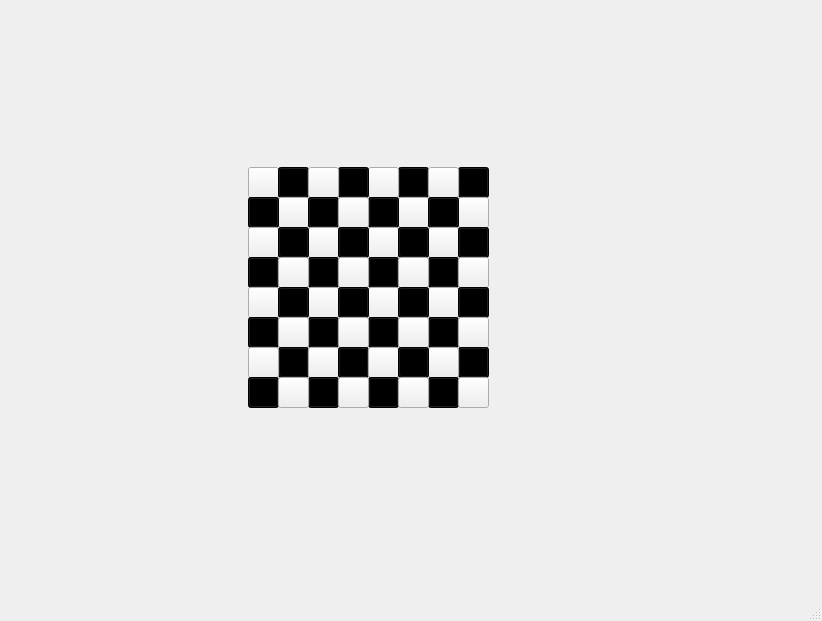
Above: mainwindow.ui from Yassin-Said/EpiChess before the change. Below: the same form after it.
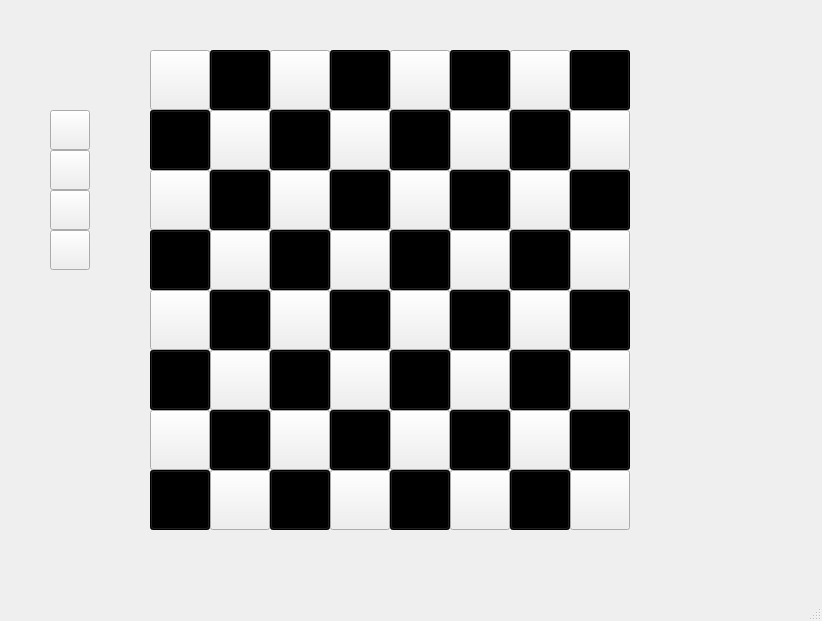
That is the form after the change.

The edit to the form file:
```diff
--- a/mainwindow.ui
+++ b/mainwindow.ui
@@ -17,10 +17,10 @@
    <widget class="QWidget" name="test_2" native="true">
     <property name="geometry">
      <rect>
-      <x>248</x>
-      <y>167</y>
-      <width>241</width>
-      <height>241</height>
+      <x>150</x>
+      <y>50</y>
+      <width>481</width>
+      <height>481</height>
      </rect>
     </property>
     <property name="styleSheet">
@@ -31,8 +31,8 @@
       <rect>
        <x>0</x>
        <y>0</y>
-       <width>31</width>
-       <height>31</height>
+       <width>60</width>
+       <height>60</height>
       </rect>
      </property>
      <property name="styleSheet">
@@ -45,10 +45,10 @@
     <widget class="QPushButton" name="pushButton_2">
      <property name="geometry">
       <rect>
-       <x>30</x>
+       <x>60</x>
        <y>0</y>
-       <width>31</width>
-       <height>31</height>
+       <width>60</width>
+       <height>60</height>
       </rect>
      </property>
      <property name="styleSheet">
@@ -66,10 +66,10 @@
     <widget class="QPushButton" name="pushButton_6">
      <property name="geometry">
       <rect>
-       <x>150</x>
+       <x>300</x>
        <y>0</y>
-       <width>31</width>
-       <height>31</height>
+       <width>60</width>
+       <height>60</height>
       </rect>
      </property>
      <property name="styleSheet">
@@ -87,10 +87,10 @@
     <widget class="QPushButton" name="pushButton_5">
      <property name="geometry">
       <rect>
-       <x>120</x>
+       <x>240</x>
        <y>0</y>
-       <width>31</width>
-       <height>31</height>
+       <width>60</width>
+       <height>60</height>
       </rect>
      </property>
      <property name="styleSheet">
@@ -103,10 +103,10 @@
     <widget class="QPushButton" name="pushButton_4">
      <property name="geometry">
       <rect>
-       <x>90</x>
+       <x>180</x>
        <y>0</y>
-       <width>31</width>
-       <height>31</height>
+       <width>60</width>
+       <height>60</height>
       </rect>
      </property>
      <property name="styleSheet">
@@ -124,10 +124,10 @@
     <widget class="QPushButton" name="pushButton_3">
      <property name="geometry">
       <rect>
-       <x>60</x>
+       <x>120</x>
        <y>0</y>
-       <width>31</width>
-       <height>31</height>
+       <width>60</width>
+       <height>60</height>
       </rect>
      </property>
      <property name="styleSheet">
@@ -140,10 +140,10 @@
     <widget class="QPushButton" name="pushButton_8">
      <property name="geometry">
       <rect>
-       <x>210</x>
+       <x>420</x>
        <y>0</y>
-       <width>31</width>
-       <height>31</height>
+       <width>60</width>
+       <height>60</height>
       </rect>
      </property>
      <property name="styleSheet">
@@ -161,10 +161,10 @@
     <widget class="QPushButton" name="pushButton_7">
      <property name="geometry">
       <rect>
-       <x>180</x>
+       <x>360</x>
        <y>0</y>
-       <width>31</width>
-       <height>31</height>
+       <width>60</width>
+       <height>60</height>
       </rect>
      </property>
      <property name="styleSheet">
@@ -177,10 +177,10 @@
     <widget class="QPushButton" name="pushButton_10">
      <property name="geometry">
       <rect>
-       <x>30</x>
-       <y>30</y>
-       <width>31</width>
-       <height>31</height>
+       <x>60</x>
+       <y>60</y>
+       <width>60</width>
+       <height>60</height>
       </rect>
      </property>
      <property name="styleSheet">
@@ -194,9 +194,9 @@
      <property name="geometry">
       <rect>
        <x>0</x>
-       <y>30</y>
-       <width>31</width>
-       <height>31</height>
+       <y>60</y>
+       <width>60</width>
+       <height>60</height>
       </rect>
      </property>
      <property name="styleSheet">
@@ -214,10 +214,10 @@
     <widget class="QPushButton" name="pushButton_11">
      <property name="geometry">
       <rect>
-       <x>60</x>
-       <y>30</y>
-       <width>31</width>
-       <height>31</height>
+       <x>120</x>
+       <y>60</y>
+       <width>60</width>
+       <height>60</height>
       </rect>
      </property>
      <property name="styleSheet">
@@ -235,10 +235,10 @@
     <widget class="QPushButton" name="pushButton_16">
      <property name="geometry">
       <rect>
-       <x>210</x>
-       <y>30</y>
-       <width>31</width>
-       <height>31</height>
+       <x>420</x>
+       <y>60</y>
+       <width>60</width>
+       <height>60</height>
       </rect>
      </property>
      <property name="styleSheet">
@@ -251,10 +251,10 @@
     <widget class="QPushButton" name="pushButton_14">
      <property name="geometry">
       <rect>
-       <x>150</x>
-       <y>30</y>
-       <width>31</width>
-       <height>31</height>
+       <x>300</x>
+       <y>60</y>
+       <width>60</width>
+       <height>60</height>
       </rect>
      </property>
      <property name="styleSheet">
@@ -267,10 +267,10 @@
     <widget class="QPushButton" name="pushButton_15">
      <property name="geometry">
       <rect>
-       <x>180</x>
-       <y>30</y>
-       <width>31</width>
-       <height>31</height>
+       <x>360</x>
+       <y>60</y>
+       <width>60</width>
+       <height>60</height>
       </rect>
      </property>
      <property name="styleSheet">
@@ -288,10 +288,10 @@
     <widget class="QPushButton" name="pushButton_13">
      <property name="geometry">
       <rect>
-       <x>120</x>
-       <y>30</y>
-       <width>31</width>
-       <height>31</height>
+       <x>240</x>
+       <y>60</y>
+       <width>60</width>
+       <height>60</height>
       </rect>
      </property>
      <property name="styleSheet">
@@ -309,10 +309,10 @@
     <widget class="QPushButton" name="pushButton_12">
      <property name="geometry">
       <rect>
-       <x>90</x>
-       <y>30</y>
-       <width>31</width>
-       <height>31</height>
+       <x>180</x>
+       <y>60</y>
+       <width>60</width>
+       <height>60</height>
       </rect>
      </property>
      <property name="styleSheet">
@@ -325,10 +325,10 @@
     <widget class="QPushButton" name="pushButton_23">
      <property name="geometry">
       <rect>
-       <x>180</x>
-       <y>60</y>
-       <width>31</width>
-       <height>31</height>
+       <x>360</x>
+       <y>120</y>
+       <width>60</width>
+       <height>60</height>
       </rect>
      </property>
      <property name="styleSheet">
@@ -341,10 +341,10 @@
     <widget class="QPushButton" name="pushButton_21">
      <property name="geometry">
       <rect>
-       <x>120</x>
-       <y>60</y>
-       <width>31</width>
-       <height>31</height>
+       <x>240</x>
+       <y>120</y>
+       <width>60</width>
+       <height>60</height>
       </rect>
      </property>
      <property name="styleSheet">
@@ -357,10 +357,10 @@
     <widget class="QPushButton" name="pushButton_19">
      <property name="geometry">
       <rect>
-       <x>60</x>
-       <y>60</y>
-       <width>31</width>
-       <height>31</height>
+       <x>120</x>
+       <y>120</y>
+       <width>60</width>
+       <height>60</height>
       </rect>
      </property>
      <property name="styleSheet">
@@ -373,10 +373,10 @@
     <widget class="QPushButton" name="pushButton_20">
      <property name="geometry">
       <rect>
-       <x>90</x>
-       <y>60</y>
-       <width>31</width>
-       <height>31</height>
+       <x>180</x>
+       <y>120</y>
+       <width>60</width>
+       <height>60</height>
       </rect>
      </property>
      <property name="styleSheet">
@@ -394,10 +394,10 @@
     <widget class="QPushButton" name="pushButton_22">
      <property name="geometry">
       <rect>
-       <x>150</x>
-       <y>60</y>
-       <width>31</width>
-       <height>31</height>
+       <x>300</x>
+       <y>120</y>
+       <width>60</width>
+       <height>60</height>
       </rect>
      </property>
      <property name="styleSheet">
@@ -416,9 +416,9 @@
      <property name="geometry">
       <rect>
        <x>0</x>
-       <y>60</y>
-       <width>31</width>
-       <height>31</height>
+       <y>120</y>
+       <width>60</width>
+       <height>60</height>
       </rect>
      </property>
      <property name="styleSheet">
@@ -431,10 +431,10 @@
     <widget class="QPushButton" name="pushButton_24">
      <property name="geometry">
       <rect>
-       <x>210</x>
-       <y>60</y>
-       <width>31</width>
-       <height>31</height>
+       <x>420</x>
+       <y>120</y>
+       <width>60</width>
+       <height>60</height>
       </rect>
      </property>
      <property name="styleSheet">
@@ -452,10 +452,10 @@
     <widget class="QPushButton" name="pushButton_18">
      <property name="geometry">
       <rect>
-       <x>30</x>
-       <y>60</y>
-       <width>31</width>
-       <height>31</height>
+       <x>60</x>
+       <y>120</y>
+       <width>60</width>
+       <height>60</height>
       </rect>
      </property>
      <property name="styleSheet">
@@ -473,10 +473,10 @@
     <widget class="QPushButton" name="pushButton_31">
      <property name="geometry">
       <rect>
-       <x>180</x>
-       <y>90</y>
-       <width>31</width>
-       <height>31</height>
+       <x>360</x>
+       <y>180</y>
+       <width>60</width>
+       <height>60</height>
       </rect>
      </property>
      <property name="styleSheet">
@@ -494,10 +494,10 @@
     <widget class="QPushButton" name="pushButton_29">
      <property name="geometry">
       <rect>
-       <x>120</x>
-       <y>90</y>
-       <width>31</width>
-       <height>31</height>
+       <x>240</x>
+       <y>180</y>
+       <width>60</width>
+       <height>60</height>
       </rect>
      </property>
      <property name="styleSheet">
@@ -515,10 +515,10 @@
     <widget class="QPushButton" name="pushButton_27">
      <property name="geometry">
       <rect>
-       <x>60</x>
-       <y>90</y>
-       <width>31</width>
-       <height>31</height>
+       <x>120</x>
+       <y>180</y>
+       <width>60</width>
+       <height>60</height>
       </rect>
      </property>
      <property name="styleSheet">
@@ -536,10 +536,10 @@
     <widget class="QPushButton" name="pushButton_28">
      <property name="geometry">
       <rect>
-       <x>90</x>
-       <y>90</y>
-       <width>31</width>
-       <height>31</height>
+       <x>180</x>
+       <y>180</y>
+       <width>60</width>
+       <height>60</height>
       </rect>
      </property>
      <property name="styleSheet">
@@ -552,10 +552,10 @@
     <widget class="QPushButton" name="pushButton_30">
      <property name="geometry">
       <rect>
-       <x>150</x>
-       <y>90</y>
-       <width>31</width>
-       <height>31</height>
+       <x>300</x>
+       <y>180</y>
+       <width>60</width>
+       <height>60</height>
       </rect>
      </property>
      <property name="styleSheet">
@@ -569,9 +569,9 @@
      <property name="geometry">
       <rect>
        <x>0</x>
-       <y>90</y>
-       <width>31</width>
-       <height>31</height>
+       <y>180</y>
+       <width>60</width>
+       <height>60</height>
       </rect>
      </property>
      <property name="styleSheet">
@@ -589,10 +589,10 @@
     <widget class="QPushButton" name="pushButton_32">
      <property name="geometry">
       <rect>
-       <x>210</x>
-       <y>90</y>
-       <width>31</width>
-       <height>31</height>
+       <x>420</x>
+       <y>180</y>
+       <width>60</width>
+       <height>60</height>
       </rect>
      </property>
      <property name="styleSheet">
@@ -605,10 +605,10 @@
     <widget class="QPushButton" name="pushButton_26">
      <property name="geometry">
       <rect>
-       <x>30</x>
-       <y>90</y>
-       <width>31</width>
-       <height>31</height>
+       <x>60</x>
+       <y>180</y>
+       <width>60</width>
+       <height>60</height>
       </rect>
      </property>
      <property name="styleSheet">
@@ -621,10 +621,10 @@
     <widget class="QPushButton" name="pushButton_39">
      <property name="geometry">
       <rect>
-       <x>180</x>
-       <y>120</y>
-       <width>31</width>
-       <height>31</height>
+       <x>360</x>
+       <y>240</y>
+       <width>60</width>
+       <height>60</height>
       </rect>
      </property>
      <property name="styleSheet">
@@ -637,10 +637,10 @@
     <widget class="QPushButton" name="pushButton_37">
      <property name="geometry">
       <rect>
-       <x>120</x>
-       <y>120</y>
-       <width>31</width>
-       <height>31</height>
+       <x>240</x>
+       <y>240</y>
+       <width>60</width>
+       <height>60</height>
       </rect>
      </property>
      <property name="styleSheet">
@@ -653,10 +653,10 @@
     <widget class="QPushButton" name="pushButton_35">
      <property name="geometry">
       <rect>
-       <x>60</x>
-       <y>120</y>
-       <width>31</width>
-       <height>31</height>
+       <x>120</x>
+       <y>240</y>
+       <width>60</width>
+       <height>60</height>
       </rect>
      </property>
      <property name="styleSheet">
@@ -669,10 +669,10 @@
     <widget class="QPushButton" name="pushButton_36">
      <property name="geometry">
       <rect>
-       <x>90</x>
-       <y>120</y>
-       <width>31</width>
-       <height>31</height>
+       <x>180</x>
+       <y>240</y>
+       <width>60</width>
+       <height>60</height>
       </rect>
      </property>
      <property name="styleSheet">
@@ -690,10 +690,10 @@
     <widget class="QPushButton" name="pushButton_38">
      <property name="geometry">
       <rect>
-       <x>150</x>
-       <y>120</y>
-       <width>31</width>
-       <height>31</height>
+       <x>300</x>
+       <y>240</y>
+       <width>60</width>
+       <height>60</height>
       </rect>
      </property>
      <property name="styleSheet">
@@ -712,9 +712,9 @@
      <property name="geometry">
       <rect>
        <x>0</x>
-       <y>120</y>
-       <width>31</width>
-       <height>31</height>
+       <y>240</y>
+       <width>60</width>
+       <height>60</height>
       </rect>
      </property>
      <property name="styleSheet">
@@ -727,10 +727,10 @@
     <widget class="QPushButton" name="pushButton_40">
      <property name="geometry">
       <rect>
-       <x>210</x>
-       <y>120</y>
-       <width>31</width>
-       <height>31</height>
+       <x>420</x>
+       <y>240</y>
+       <width>60</width>
+       <height>60</height>
       </rect>
      </property>
      <property name="styleSheet">
@@ -748,10 +748,10 @@
     <widget class="QPushButton" name="pushButton_34">
      <property name="geometry">
       <rect>
-       <x>30</x>
-       <y>120</y>
-       <width>31</width>
-       <height>31</height>
+       <x>60</x>
+       <y>240</y>
+       <width>60</width>
+       <height>60</height>
       </rect>
      </property>
      <property name="styleSheet">
@@ -769,10 +769,10 @@
     <widget class="QPushButton" name="pushButton_47">
      <property name="geometry">
       <rect>
-       <x>180</x>
-       <y>150</y>
-       <width>31</width>
-       <height>31</height>
+       <x>360</x>
+       <y>300</y>
+       <width>60</width>
+       <height>60</height>
       </rect>
      </property>
      <property name="styleSheet">
@@ -790,10 +790,10 @@
     <widget class="QPushButton" name="pushButton_45">
      <property name="geometry">
       <rect>
-       <x>120</x>
-       <y>150</y>
-       <width>31</width>
-       <height>31</height>
+       <x>240</x>
+       <y>300</y>
+       <width>60</width>
+       <height>60</height>
       </rect>
      </property>
      <property name="styleSheet">
@@ -811,10 +811,10 @@
     <widget class="QPushButton" name="pushButton_43">
      <property name="geometry">
       <rect>
-       <x>60</x>
-       <y>150</y>
-       <width>31</width>
-       <height>31</height>
+       <x>120</x>
+       <y>300</y>
+       <width>60</width>
+       <height>60</height>
       </rect>
      </property>
      <property name="styleSheet">
@@ -832,10 +832,10 @@
     <widget class="QPushButton" name="pushButton_44">
      <property name="geometry">
       <rect>
-       <x>90</x>
-       <y>150</y>
-       <width>31</width>
-       <height>31</height>
+       <x>180</x>
+       <y>300</y>
+       <width>60</width>
+       <height>60</height>
       </rect>
      </property>
      <property name="styleSheet">
@@ -848,10 +848,10 @@
     <widget class="QPushButton" name="pushButton_46">
      <property name="geometry">
       <rect>
-       <x>150</x>
-       <y>150</y>
-       <width>31</width>
-       <height>31</height>
+       <x>300</x>
+       <y>300</y>
+       <width>60</width>
+       <height>60</height>
       </rect>
      </property>
      <property name="styleSheet">
@@ -865,9 +865,9 @@
      <property name="geometry">
       <rect>
        <x>0</x>
-       <y>150</y>
-       <width>31</width>
-       <height>31</height>
+       <y>300</y>
+       <width>60</width>
+       <height>60</height>
       </rect>
      </property>
      <property name="styleSheet">
@@ -885,10 +885,10 @@
     <widget class="QPushButton" name="pushButton_48">
      <property name="geometry">
       <rect>
-       <x>210</x>
-       <y>150</y>
-       <width>31</width>
-       <height>31</height>
+       <x>420</x>
+       <y>300</y>
+       <width>60</width>
+       <height>60</height>
       </rect>
      </property>
      <property name="styleSheet">
@@ -901,10 +901,10 @@
     <widget class="QPushButton" name="pushButton_42">
      <property name="geometry">
       <rect>
-       <x>30</x>
-       <y>150</y>
-       <width>31</width>
-       <height>31</height>
+       <x>60</x>
+       <y>300</y>
+       <width>60</width>
+       <height>60</height>
       </rect>
      </property>
      <property name="styleSheet">
@@ -917,10 +917,10 @@
     <widget class="QPushButton" name="pushButton_50">
      <property name="geometry">
       <rect>
-       <x>30</x>
-       <y>180</y>
-       <width>31</width>
-       <height>31</height>
+       <x>60</x>
+       <y>360</y>
+       <width>60</width>
+       <height>60</height>
       </rect>
      </property>
      <property name="styleSheet">
@@ -938,10 +938,10 @@
     <widget class="QPushButton" name="pushButton_51">
      <property name="geometry">
       <rect>
-       <x>60</x>
-       <y>180</y>
-       <width>31</width>
-       <height>31</height>
+       <x>120</x>
+       <y>360</y>
+       <width>60</width>
+       <height>60</height>
       </rect>
      </property>
      <property name="styleSheet">
@@ -954,10 +954,10 @@
     <widget class="QPushButton" name="pushButton_56">
      <property name="geometry">
       <rect>
-       <x>210</x>
-       <y>180</y>
-       <width>31</width>
-       <height>31</height>
+       <x>420</x>
+       <y>360</y>
+       <width>60</width>
+       <height>60</height>
       </rect>
      </property>
      <property name="styleSheet">
@@ -975,10 +975,10 @@
     <widget class="QPushButton" name="pushButton_52">
      <property name="geometry">
       <rect>
-       <x>90</x>
-       <y>180</y>
-       <width>31</width>
-       <height>31</height>
+       <x>180</x>
+       <y>360</y>
+       <width>60</width>
+       <height>60</height>
       </rect>
      </property>
      <property name="styleSheet">
@@ -996,10 +996,10 @@
     <widget class="QPushButton" name="pushButton_53">
      <property name="geometry">
       <rect>
-       <x>120</x>
-       <y>180</y>
-       <width>31</width>
-       <height>31</height>
+       <x>240</x>
+       <y>360</y>
+       <width>60</width>
+       <height>60</height>
       </rect>
      </property>
      <property name="styleSheet">
@@ -1013,9 +1013,9 @@
      <property name="geometry">
       <rect>
        <x>0</x>
-       <y>180</y>
-       <width>31</width>
-       <height>31</height>
+       <y>360</y>
+       <width>60</width>
+       <height>60</height>
       </rect>
      </property>
      <property name="styleSheet">
@@ -1028,10 +1028,10 @@
     <widget class="QPushButton" name="pushButton_55">
      <property name="geometry">
       <rect>
-       <x>180</x>
-       <y>180</y>
-       <width>31</width>
-       <height>31</height>
+       <x>360</x>
+       <y>360</y>
+       <width>60</width>
+       <height>60</height>
       </rect>
      </property>
      <property name="styleSheet">
@@ -1044,10 +1044,10 @@
     <widget class="QPushButton" name="pushButton_54">
      <property name="geometry">
       <rect>
-       <x>150</x>
-       <y>180</y>
-       <width>31</width>
-       <height>31</height>
+       <x>300</x>
+       <y>360</y>
+       <width>60</width>
+       <height>60</height>
       </rect>
      </property>
      <property name="styleSheet">
@@ -1065,10 +1065,10 @@
     <widget class="QPushButton" name="pushButton_63">
      <property name="geometry">
       <rect>
-       <x>180</x>
-       <y>210</y>
-       <width>31</width>
-       <height>31</height>
+       <x>360</x>
+       <y>420</y>
+       <width>60</width>
+       <height>60</height>
       </rect>
      </property>
      <property name="styleSheet">
@@ -1086,10 +1086,10 @@
     <widget class="QPushButton" name="pushButton_61">
      <property name="geometry">
       <rect>
-       <x>120</x>
-       <y>210</y>
-       <width>31</width>
-       <height>31</height>
+       <x>240</x>
+       <y>420</y>
+       <width>60</width>
+       <height>60</height>
       </rect>
      </property>
      <property name="styleSheet">
@@ -1107,10 +1107,10 @@
     <widget class="QPushButton" name="pushButton_59">
      <property name="geometry">
       <rect>
-       <x>60</x>
-       <y>210</y>
-       <width>31</width>
-       <height>31</height>
+       <x>120</x>
+       <y>420</y>
+       <width>60</width>
+       <height>60</height>
       </rect>
      </property>
      <property name="styleSheet">
@@ -1128,10 +1128,10 @@
     <widget class="QPushButton" name="pushButton_60">
      <property name="geometry">
       <rect>
-       <x>90</x>
-       <y>210</y>
-       <width>31</width>
-       <height>31</height>
+       <x>180</x>
+       <y>420</y>
+       <width>60</width>
+       <height>60</height>
       </rect>
      </property>
      <property name="styleSheet">
@@ -1144,10 +1144,10 @@
     <widget class="QPushButton" name="pushButton_62">
      <property name="geometry">
       <rect>
-       <x>150</x>
-       <y>210</y>
-       <width>31</width>
-       <height>31</height>
+       <x>300</x>
+       <y>420</y>
+       <width>60</width>
+       <height>60</height>
       </rect>
      </property>
      <property name="styleSheet">
@@ -1161,9 +1161,9 @@
      <property name="geometry">
       <rect>
        <x>0</x>
-       <y>210</y>
-       <width>31</width>
-       <height>31</height>
+       <y>420</y>
+       <width>60</width>
+       <height>60</height>
       </rect>
      </property>
      <property name="styleSheet">
@@ -1181,10 +1181,10 @@
     <widget class="QPushButton" name="pushButton_64">
      <property name="geometry">
       <rect>
-       <x>210</x>
-       <y>210</y>
-       <width>31</width>
-       <height>31</height>
+       <x>420</x>
+       <y>420</y>
+       <width>60</width>
+       <height>60</height>
       </rect>
      </property>
      <property name="styleSheet">
@@ -1197,10 +1197,10 @@
     <widget class="QPushButton" name="pushButton_58">
      <property name="geometry">
       <rect>
-       <x>30</x>
-       <y>210</y>
-       <width>31</width>
-       <height>31</height>
+       <x>60</x>
+       <y>420</y>
+       <width>60</width>
+       <height>60</height>
       </rect>
      </property>
      <property name="styleSheet">
@@ -1211,6 +1211,70 @@
      </property>
     </widget>
    </widget>
+   <widget class="QPushButton" name="pushButton_66">
+    <property name="geometry">
+     <rect>
+      <x>50</x>
+      <y>150</y>
+      <width>40</width>
+      <height>40</height>
+     </rect>
+    </property>
+    <property name="styleSheet">
+     <string notr="true"/>
+    </property>
+    <property name="text">
+     <string/>
+    </property>
+   </widget>
+   <widget class="QPushButton" name="pushButton_67">
+    <property name="geometry">
+     <rect>
+      <x>50</x>
+      <y>190</y>
+      <width>40</width>
+      <height>40</height>
+     </rect>
+    </property>
+    <property name="styleSheet">
+     <string notr="true"/>
+    </property>
+    <property name="text">
+     <string/>
+    </property>
+   </widget>
+   <widget class="QPushButton" name="pushButton_68">
+    <property name="geometry">
+     <rect>
+      <x>50</x>
+      <y>230</y>
+      <width>40</width>
+      <height>40</height>
+     </rect>
+    </property>
+    <property name="styleSheet">
+     <string notr="true"/>
+    </property>
+    <property name="text">
+     <string/>
+    </property>
+   </widget>
+   <widget class="QPushButton" name="pushButton_65">
+    <property name="geometry">
+     <rect>
+      <x>50</x>
+      <y>110</y>
+      <width>40</width>
+      <height>40</height>
+     </rect>
+    </property>
+    <property name="styleSheet">
+     <string notr="true"/>
+    </property>
+    <property name="text">
+     <string/>
+    </property>
+   </widget>
   </widget>
   <widget class="QMenuBar" name="menubar">
    <property name="geometry">
```
